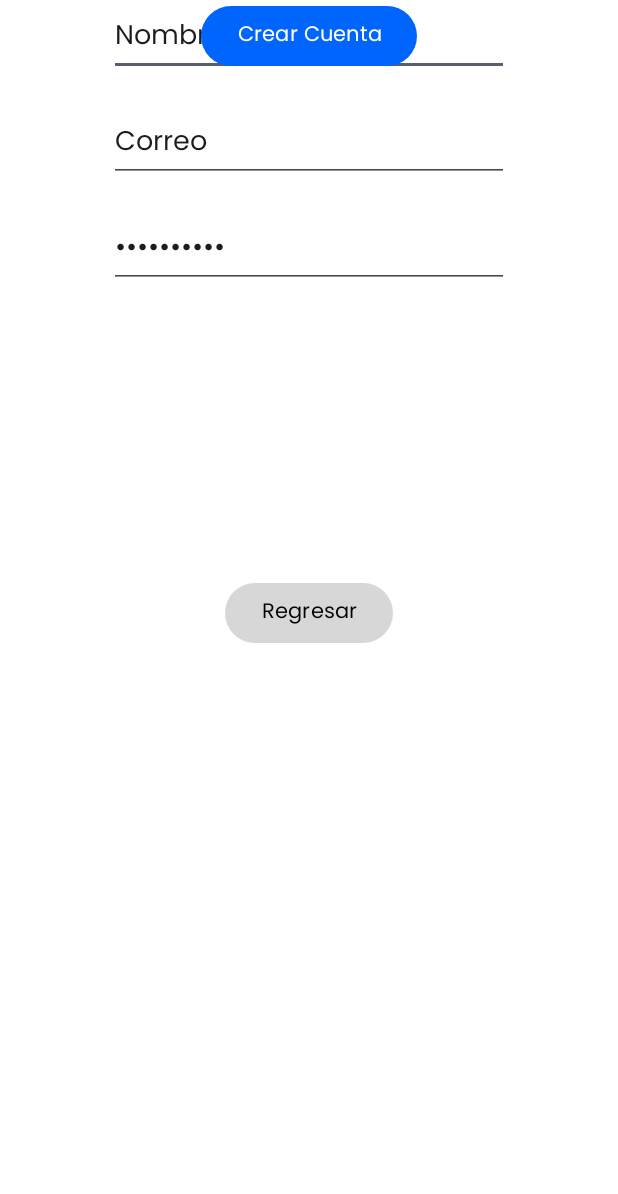
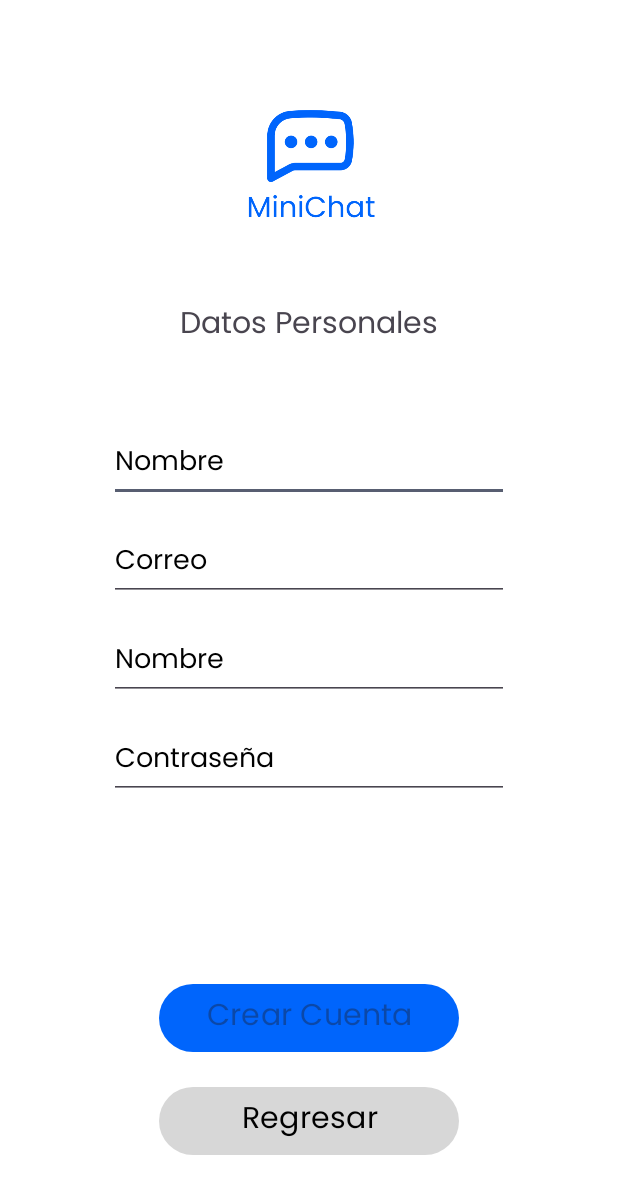
Before and after one commit to leonelhenriquez/ProyectoPDM2024-GT03-Grupo03-aplicacion-android-minichat, an Android app: the RegisterActivity screen opened directly, with no data from a screen before it, on a phone screen of 412 x 824 dp. Shown: the top 1194 px of the screen. Run offline under Robolectric (Android 15) with nearby library versions, the phone set to English and light mode, and no system bars.

Commit message:
views day 1

```diff
--- a/app/src/main/res/layout/activity_register.xml
+++ b/app/src/main/res/layout/activity_register.xml
@@ -8,80 +8,101 @@
 
     <ImageView
         android:id="@+id/imageView2"
-        android:layout_width="178dp"
-        android:layout_height="167dp"
-        android:layout_marginTop="75dp"
+        android:layout_width="125sp"
+        android:layout_height="125sp"
+        android:layout_marginTop="50sp"
         app:layout_constraintEnd_toEndOf="parent"
         app:layout_constraintStart_toStartOf="parent"
         app:layout_constraintTop_toTopOf="parent"
-        tools:srcCompat="@drawable/logo" />
+        app:srcCompat="@drawable/logo" />
 
     <TextView
         android:id="@+id/txtPersonalData"
         android:layout_width="wrap_content"
         android:layout_height="wrap_content"
+        android:layout_marginTop="25sp"
         android:text="@string/txt_personalData"
+        android:textSize="20sp"
         app:layout_constraintEnd_toEndOf="parent"
         app:layout_constraintStart_toStartOf="parent"
-        tools:layout_editor_absoluteY="262dp" />
+        app:layout_constraintTop_toBottomOf="@+id/imageView2" />
 
     <EditText
         android:id="@+id/inputNameReg"
         style="@style/ThemeOverlay.Material3.TextInputEditText.OutlinedBox"
         android:layout_width="wrap_content"
         android:layout_height="wrap_content"
+        android:layout_marginTop="50sp"
         android:ems="10"
         android:inputType="text"
-        android:text="@string/input_name"
+        android:hint="@string/input_name"
+        android:textColorHint="@color/black"
         app:layout_constraintEnd_toEndOf="parent"
         app:layout_constraintStart_toStartOf="parent"
-        tools:layout_editor_absoluteY="324dp" />
+        app:layout_constraintTop_toBottomOf="@+id/txtPersonalData" />
 
     <EditText
         android:id="@+id/inputEmailReg"
         android:layout_width="wrap_content"
         android:layout_height="wrap_content"
-        android:layout_marginTop="20dp"
+        android:layout_marginTop="15sp"
         android:ems="10"
         android:inputType="textEmailAddress"
-        android:text="@string/input_email"
+        android:hint="@string/input_email"
+        android:textColorHint="@color/black"
         app:layout_constraintEnd_toEndOf="parent"
         app:layout_constraintStart_toStartOf="parent"
         app:layout_constraintTop_toBottomOf="@+id/inputNameReg" />
 
     <EditText
-        android:id="@+id/inputPasswordReg"
+        android:id="@+id/inputUserReg"
+        style="@style/ThemeOverlay.Material3.TextInputEditText.OutlinedBox"
         android:layout_width="wrap_content"
         android:layout_height="wrap_content"
-        android:layout_marginTop="20dp"
+        android:layout_marginTop="15sp"
         android:ems="10"
-        android:inputType="textPassword"
-        android:text="@string/input_password"
+        android:inputType="text"
+        android:hint="@string/input_name"
+        android:textColorHint="@color/black"
         app:layout_constraintEnd_toEndOf="parent"
         app:layout_constraintStart_toStartOf="parent"
         app:layout_constraintTop_toBottomOf="@+id/inputEmailReg" />
 
+    <EditText
+        android:id="@+id/inputPasswordReg"
+        android:layout_width="wrap_content"
+        android:layout_height="wrap_content"
+        android:layout_marginTop="15sp"
+        android:ems="10"
+        android:inputType="textPassword"
+        android:hint="@string/input_password"
+        android:textColorHint="@color/black"
+        app:layout_constraintEnd_toEndOf="parent"
+        app:layout_constraintStart_toStartOf="parent"
+        app:layout_constraintTop_toBottomOf="@+id/inputUserReg" />
+
     <!-- Secondary button -->
     <Button
         android:id="@+id/btnSignUpReg"
-        android:layout_width="wrap_content"
+        android:layout_width="200sp"
         android:layout_height="wrap_content"
-        android:text="@string/btn_signup"
+        android:layout_marginBottom="15sp"
+        android:hint="@string/btn_signup"
+        android:textSize="20sp"
+        app:layout_constraintBottom_toTopOf="@+id/btnBackReg"
         app:layout_constraintEnd_toEndOf="parent"
-        app:layout_constraintStart_toStartOf="parent"
-        tools:layout_editor_absoluteY="554dp" />
+        app:layout_constraintStart_toStartOf="parent" />
 
     <Button
         android:id="@+id/btnBackReg"
-        android:layout_width="wrap_content"
+        android:layout_width="200sp"
         android:layout_height="wrap_content"
-        android:layout_marginTop="20dp"
-        android:layout_marginBottom="75dp"
+        android:layout_marginBottom="50sp"
         android:text="@string/btn_back"
+        android:textSize="20sp"
         style="@style/Base.Theme.MiniChat.SecondaryButton"
         app:layout_constraintBottom_toBottomOf="parent"
         app:layout_constraintEnd_toEndOf="parent"
-        app:layout_constraintStart_toStartOf="parent"
-        app:layout_constraintTop_toBottomOf="@+id/btnSignUpReg" />
+        app:layout_constraintStart_toStartOf="parent" />
 
 </androidx.constraintlayout.widget.ConstraintLayout>
--- a/app/src/main/res/values/strings.xml
+++ b/app/src/main/res/values/strings.xml
@@ -8,6 +8,8 @@
     <string name="txt_edit">Editar</string>
     <string name="txt_add">Agregar</string>
     <string name="txt_unlock">Desbloquear</string>
+    <string name="txt_a2f">Doble Factor de Autenticación</string>
+    <string name="txt_instruction_a2f">Digite el código enviado a su correo electrónico para validar su identidad</string>
     <!-- Input -->
     <string name="input_name">Nombre</string>
     <string name="input_email">Correo</string>
```
Also changed, not shown: app/src/main/res/layout/activity_a2f.xml (+9 -8 lines), app/src/main/res/layout/activity_login.xml (+6 -4 lines).
